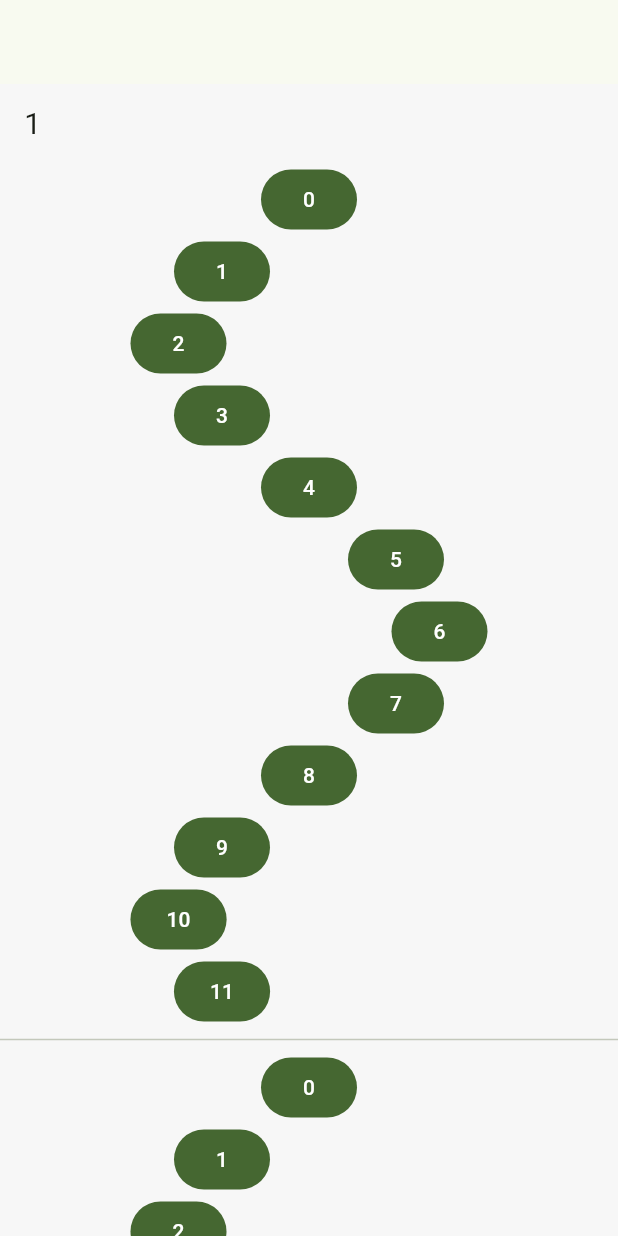
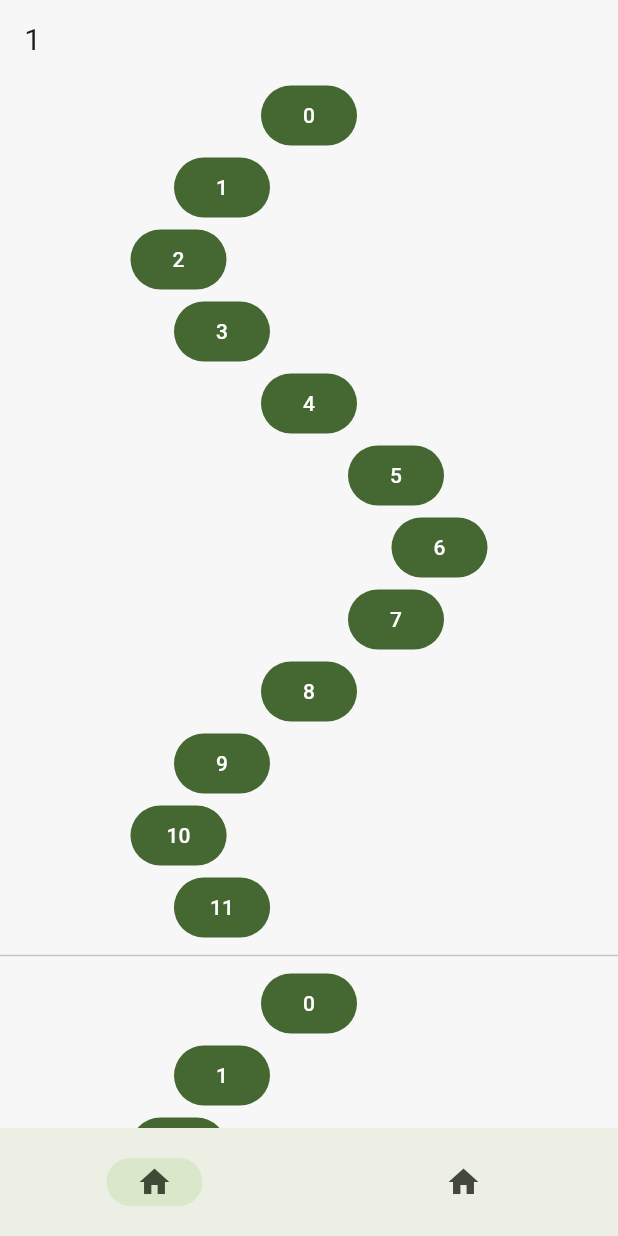
Before and after one commit to catQuantumCat/language-app, a Flutter app: the screen it shows after launch, on a phone screen of 412 x 824 dp. Run offline on Flutter 3.47's test engine with Material 3 defaults, Android fonts, the phone set to English and light mode, and no system bars; drawn by our look-alikes of scrollable_positioned_list; our stand-ins replace bloc, dio, equatable, flutter_bloc, flutter_svg, just_audio and 1 more; missing offline and left inert: theme_tailor_annotation.

Commit message:
Add: botton navigation bar

```diff
--- a/mobile/lib/main.dart
+++ b/mobile/lib/main.dart
@@ -2,6 +2,7 @@
 import 'package:flutter/material.dart';
 import 'package:language_app/data/dummy/dummy_data.dart';
 import 'package:language_app/modules/home/home_view.dart';
+import 'package:language_app/modules/navigation/navigation_view.dart';
 import 'package:language_app/theme/app_theme.dart';
 import 'package:language_app/theme/button_theme.dart';
 import 'package:language_app/theme/color_theme.dart';
@@ -22,13 +23,7 @@
               colorTheme: ColorTheme.light,
               buttonTheme: CustomButtonTheme.palette(ColorTheme.light))
           .themeData,
-      home: Scaffold(
-        appBar: AppBar(),
-
-        body: HomePage(
-          unit: dummyUnits[0],
-        ),
-      ),
+      home: NavigationPage(),
     );
   }
 }
--- /dev/null
+++ b/mobile/lib/modules/navigation/cubit/navigation_cubit.dart
@@ -0,0 +1,12 @@
+import 'package:bloc/bloc.dart';
+import 'package:meta/meta.dart';
+
+part 'navigation_state.dart';
+
+class NavigationCubit extends Cubit<NavigationState> {
+  NavigationCubit() : super(NavigationState(index: 0));
+
+  void navigateToIndex({required int index}) {
+    emit(NavigationState(index: index));
+  }
+}
--- /dev/null
+++ b/mobile/lib/modules/navigation/cubit/navigation_state.dart
@@ -0,0 +1,16 @@
+part of 'navigation_cubit.dart';
+
+final class NavigationState {
+  final int index;
+  NavigationState({required this.index});
+
+  @override
+  bool operator ==(Object other) =>
+      identical(this, other) ||
+      other is NavigationState &&
+          runtimeType == other.runtimeType &&
+          index == other.index;
+
+  @override
+  int get hashCode => index.hashCode;
+}
--- /dev/null
+++ b/mobile/lib/modules/navigation/navigation_view.dart
@@ -0,0 +1,53 @@
+import 'package:flutter/material.dart';
+import 'package:flutter_bloc/flutter_bloc.dart';
+import 'package:language_app/data/dummy/dummy_data.dart';
+import 'package:language_app/modules/home/home_view.dart';
+import 'package:language_app/modules/navigation/cubit/navigation_cubit.dart';
+
+class NavigationPage extends StatelessWidget {
+  const NavigationPage({super.key});
+
+  @override
+  Widget build(BuildContext context) {
+    return BlocProvider(
+      create: (context) => NavigationCubit(),
+      child: NavigationView(),
+    );
+  }
+}
+
+class NavigationView extends StatelessWidget {
+  const NavigationView({super.key});
+
+  @override
+  Widget build(BuildContext context) {
+    return Scaffold(
+      bottomNavigationBar: BlocBuilder<NavigationCubit, NavigationState>(
+        builder: (context, state) {
+          return NavigationBar(
+            selectedIndex: context.read<NavigationCubit>().state.index,
+            onDestinationSelected: (index) =>
+                context.read<NavigationCubit>().navigateToIndex(index: index),
+            height: 72,
+            labelBehavior: NavigationDestinationLabelBehavior.alwaysHide,
+            destinations: [
+              NavigationDestination(icon: Icon(Icons.home), label: 'Home'),
+              NavigationDestination(icon: Icon(Icons.home), label: 'Home'),
+            ],
+          );
+        },
+      ),
+      body: SafeArea(child: BlocBuilder<NavigationCubit, NavigationState>(
+        builder: (context, state) {
+          return IndexedStack(
+            index: state.index,
+            children: [
+              HomePage(unit: dummyUnits.first),
+              Placeholder(),
+            ],
+          );
+        },
+      )),
+    );
+  }
+}
```
Also changed, not shown: mobile/lib/modules/home/lesson_list.dart (added).
